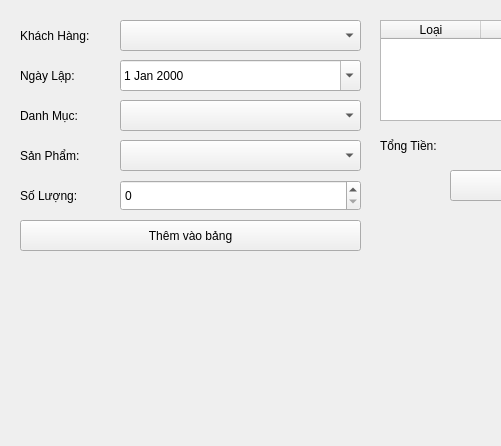
phonggia2004/storepet, file views/themdonhang.ui: the form before one commit; both pictures show x 0 to 501 and y 0 to 446 of the 900 by 446 pixel window.
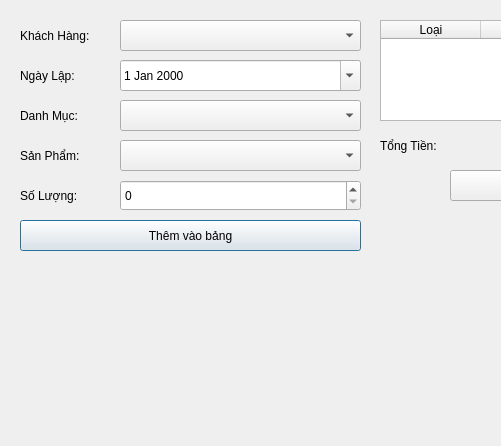
The form after the commit.

Patch:
```diff
--- a/views/themdonhang.ui
+++ b/views/themdonhang.ui
@@ -1,7 +1,7 @@
 <?xml version="1.0" encoding="UTF-8"?>
 <ui version="4.0">
- <class>AddOrderForm</class>
- <widget class="QWidget" name="AddOrderForm">
+ <class>AddOrderDialog</class>
+ <widget class="QDialog" name="AddOrderDialog">
   <property name="geometry">
    <rect>
     <x>0</x>
```
